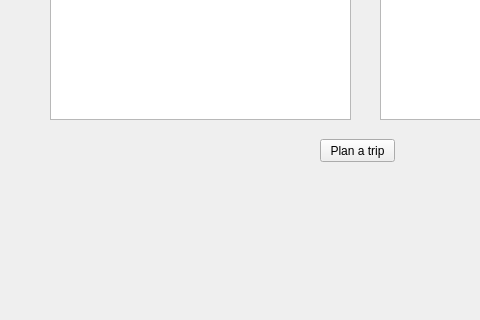
The window that QT/mainwindow.ui (xyphel/Project-1-European-Trip-Planner) describes before a commit, drawn with Qt 5; both pictures show x 0 to 480 and y 280 to 600 of the 800 by 600 pixel window.
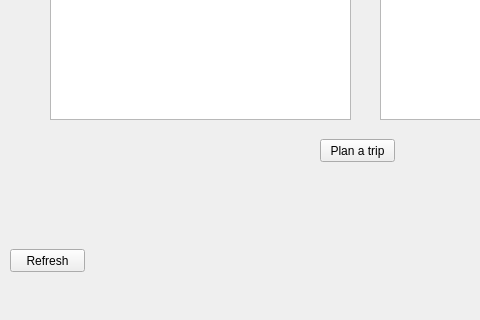
The same window after the commit.

Commit message: Refresh page button

The edit to the form file:
```diff
--- a/QT/mainwindow.ui
+++ b/QT/mainwindow.ui
@@ -93,6 +93,19 @@
      <enum>Qt::Horizontal</enum>
     </property>
    </widget>
+   <widget class="QPushButton" name="pushButton">
+    <property name="geometry">
+     <rect>
+      <x>10</x>
+      <y>510</y>
+      <width>75</width>
+      <height>23</height>
+     </rect>
+    </property>
+    <property name="text">
+     <string>Refresh</string>
+    </property>
+   </widget>
   </widget>
   <widget class="QMenuBar" name="menubar">
    <property name="geometry">
```
The commit also changes 1 other file.
